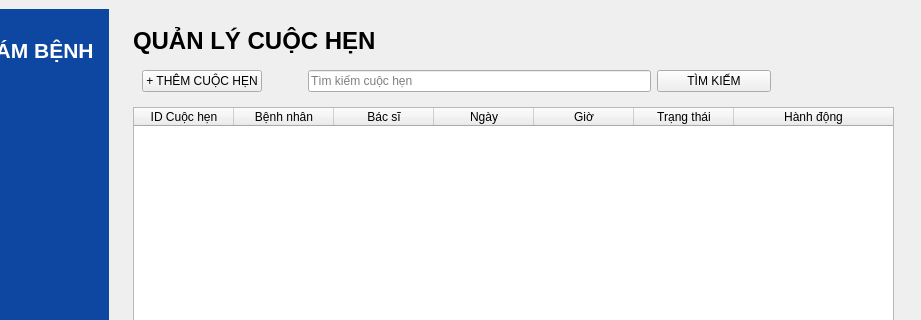
Above: gui/adminwindow.ui from VanBao6002/PBL2_Appointment_Scheduling_System before the change; both pictures show x 279 to 1200 and y 0 to 320 of the 1200 by 800 pixel window. Below: the same form after it.
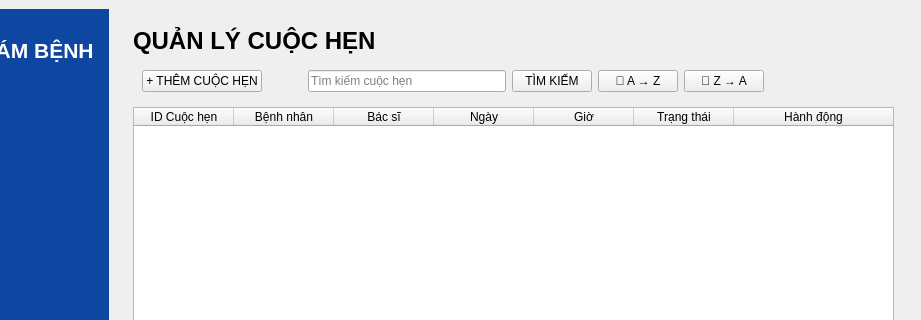
That is the form after the change. The open tabs and pages were chosen to show the change.

```diff
--- a/gui/adminwindow.ui
+++ b/gui/adminwindow.ui
@@ -146,7 +146,7 @@
            </item>
            <item>
             <widget class="QWidget" name="toolbar_Appointment" native="true">
-             <layout class="QHBoxLayout" name="horizontalLayout_2" stretch="1,0,3,1,1">
+             <layout class="QHBoxLayout" name="horizontalLayout_2" stretch="1,0,3,1,1,0,0">
               <item>
                <widget class="QPushButton" name="btnAddAppointment">
                 <property name="text">
@@ -187,6 +187,20 @@
                 </property>
                </widget>
               </item>
+              <item>
+               <widget class="QPushButton" name="btnSortAZAppointment">
+                <property name="text">
+                 <string>🔼 A → Z</string>
+                </property>
+               </widget>
+              </item>
+              <item>
+               <widget class="QPushButton" name="btnSortZAAppointment">
+                <property name="text">
+                 <string>🔽 Z → A</string>
+                </property>
+               </widget>
+              </item>
               <item>
                <spacer name="horizontalSpacer_2">
                 <property name="orientation">
```
Left out of the diff: 8 changed lines with no effect on the pictures.
